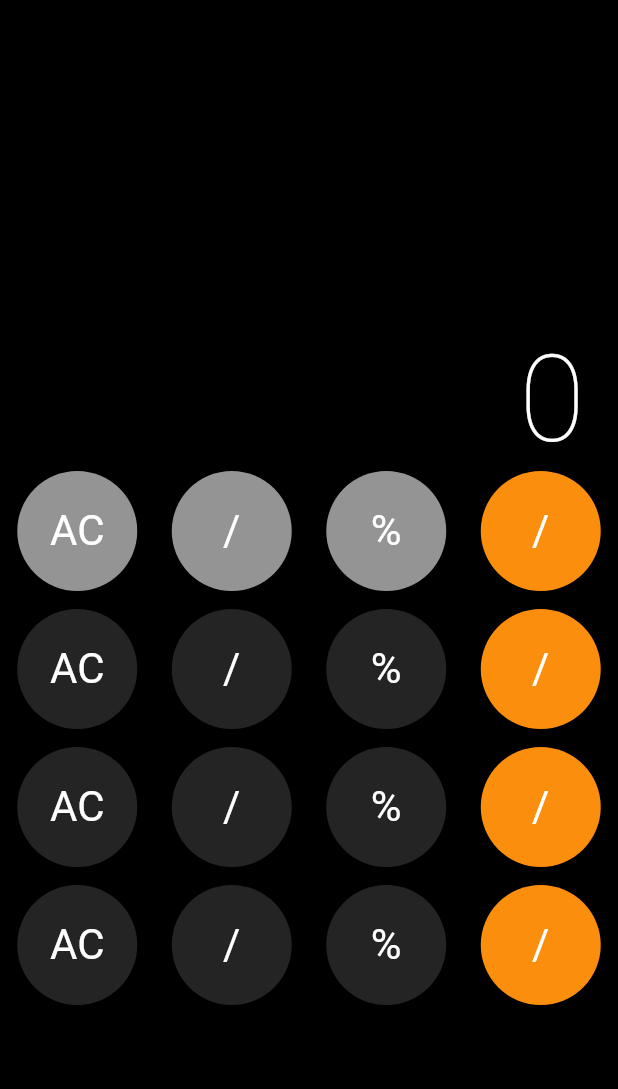
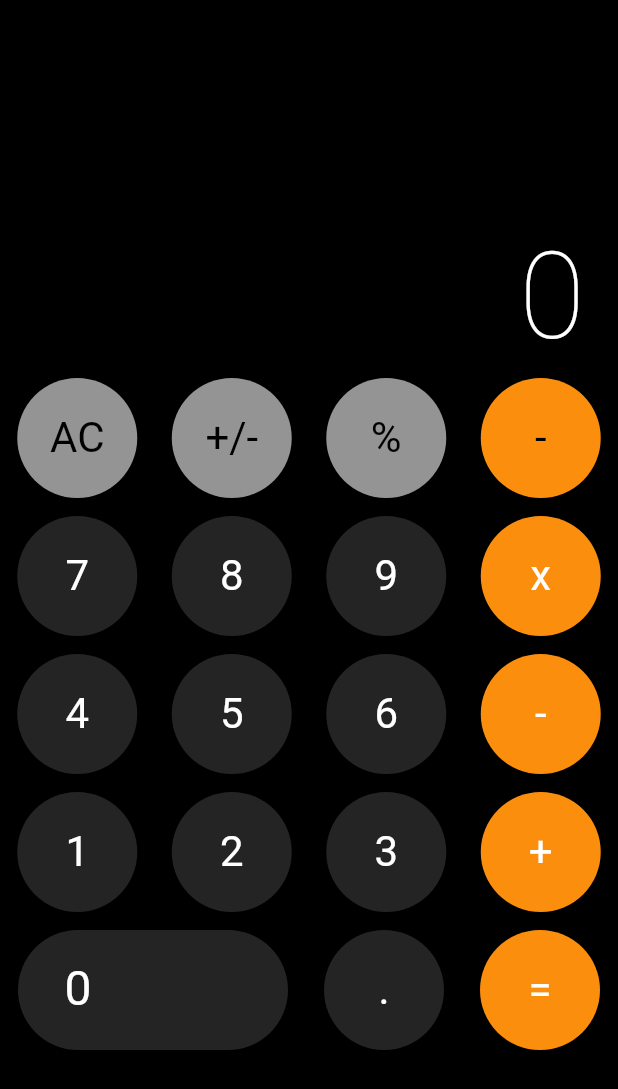
Before and after one commit to Indy-Toronto/ios_calculator, a Flutter app: the screen it shows after launch, on a phone screen of 412 x 824 dp. Shown: the top 1089 px of the screen. Run offline on Flutter 3.47's test engine with Material 2 defaults, Android fonts, the phone set to English and light mode, and no system bars.

Commit message:
App Completed

```diff
--- a/lib/button.dart
+++ b/lib/button.dart
@@ -1,16 +1,17 @@
 // External imports
-// ignore_for_file: prefer_const_constructors, use_key_in_widget_constructors
+// ignore_for_file: prefer_const_constructors, use_key_in_widget_constructors, must_be_immutable
 
 import 'package:flutter/material.dart';
 
 class Button extends StatelessWidget {
   Color buttonColor;
   String buttonCentre;
+  Color textColor;
 
-  Button({
-    required this.buttonColor,
-    required this.buttonCentre,
-  });
+  Button(
+      {required this.buttonColor,
+      required this.buttonCentre,
+      required this.textColor});
   @override
   Widget build(BuildContext context) {
     return Container(
@@ -22,7 +23,7 @@ class Button extends StatelessWidget {
         buttonCentre,
         style: TextStyle(
           fontSize: 28,
-          color: Colors.white,
+          color: textColor,
         ),
       )),
     );
--- a/lib/buttonsline.dart
+++ b/lib/buttonsline.dart
@@ -1,4 +1,4 @@
-// ignore_for_file: use_key_in_widget_constructors, prefer_const_constructors
+// ignore_for_file: use_key_in_widget_constructors, prefer_const_constructors, must_be_immutable
 // External imports.
 import 'package:flutter/material.dart';
 
@@ -11,14 +11,24 @@ class ButtonLine extends StatelessWidget {
   Color buttonTwo;
   Color buttonThree;
   Color buttonFour;
-  String? number;
+  String number1;
+  String number2;
+  String number3;
+  String number4;
+  Color fontColor;
 
   ButtonLine(
       {required this.buttonOne,
       required this.buttonTwo,
       required this.buttonThree,
       required this.buttonFour,
-      this.number});
+      required this.number1,
+      required this.number2,
+      required this.number3,
+      required this.number4,
+      required this.fontColor});
+
+
 
   @override
   Widget build(BuildContext context) {
@@ -28,19 +38,23 @@ class ButtonLine extends StatelessWidget {
           mainAxisAlignment: MainAxisAlignment.spaceAround,
           children: [
             Button(
-              buttonCentre: "AC",
+              textColor: fontColor,
+              buttonCentre: number1,
               buttonColor: buttonOne,
             ),
             Button(
-              buttonCentre: "/",
+              textColor: fontColor,
+              buttonCentre: number2,
               buttonColor: buttonTwo,
             ),
             Button(
-              buttonCentre: "%",
+              textColor: fontColor,
+              buttonCentre: number3,
               buttonColor: buttonThree,
             ),
             Button(
-              buttonCentre: "/",
+              textColor: fontColor,
+              buttonCentre: number4,
               buttonColor: buttonFour,
             ),
           ],
--- /dev/null
+++ b/lib/lastline.dart
@@ -0,0 +1,63 @@
+// External imports
+// ignore_for_file: use_key_in_widget_constructors, prefer_const_constructors
+
+import 'package:flutter/material.dart';
+import 'package:ios_calculator/buttoncolors.dart';
+
+// Internal imports.
+import 'button.dart';
+
+class LastProblem extends StatelessWidget {
+  Color buttonColor;
+  String buttonCentre;
+  Color textColor;
+
+  LastProblem(
+      {required this.buttonColor,
+      required this.buttonCentre,
+      required this.textColor});
+  @override
+  Widget build(BuildContext context) {
+    return Row(
+      mainAxisAlignment: MainAxisAlignment.spaceAround,
+      children: [
+        Padding(
+          padding: const EdgeInsets.only(
+            left: 0.0,
+          ),
+          child: Container(
+              decoration: BoxDecoration(
+                  borderRadius: BorderRadius.all(
+                    Radius.circular(100),
+                  ),
+                  color: buttonColor),
+              height: 80,
+              width: 180,
+              child: Padding(
+                padding: const EdgeInsets.only(
+                  left: 31.0,
+                  top: 20.0,
+                ),
+                child: Text(
+                  buttonCentre,
+                  style: TextStyle(
+                    fontSize: 32,
+                    color: textColor,
+                  ),
+                ),
+              )),
+        ),
+        Button(
+          buttonCentre: ".",
+          buttonColor: black,
+          textColor: Colors.white,
+        ),
+        Button(
+          buttonCentre: "=",
+          buttonColor: orange,
+          textColor: Colors.white,
+        )
+      ],
+    );
+  }
+}
--- a/lib/main.dart
+++ b/lib/main.dart
@@ -2,6 +2,7 @@
 // External imports.
 import 'package:flutter/cupertino.dart';
 import 'package:flutter/material.dart';
+import 'package:ios_calculator/lastline.dart';
 
 // Internal imports
 import 'buttonsline.dart';
@@ -14,7 +15,7 @@ void main(List<String> args) {
 class Calculator extends StatelessWidget {
   @override
   Widget build(BuildContext context) {
-    return CupertinoApp(
+    return MaterialApp(
       debugShowCheckedModeBanner: false,
       home: MyHomePage(),
     );
@@ -25,14 +26,19 @@ class MyHomePage extends StatelessWidget {
   @override
   Widget build(BuildContext context) {
     return Scaffold(
+      appBar: AppBar(
+        backgroundColor: Colors.black,
+        elevation: 0,
+      ),
       backgroundColor: Colors.black,
       body: Column(
         children: [
           SizedBox(
-            height: 220,
+            height: 95,
           ),
           Padding(
             padding: const EdgeInsets.only(
+              bottom: 7.0,
               right: 22,
             ),
             child: Container(
@@ -49,32 +55,53 @@ class MyHomePage extends StatelessWidget {
             ),
           ),
           ButtonLine(
-            number: "2",
+            fontColor: Colors.black,
+            number1: "AC",
+            number2: "+/-",
+            number3: "%",
+            number4: "-",
             buttonOne: grey,
             buttonTwo: grey,
             buttonThree: grey,
             buttonFour: orange,
           ),
           ButtonLine(
-            number: "4",
+            fontColor: Colors.white,
+            number1: "7",
+            number2: "8",
+            number3: "9",
+            number4: "x",
             buttonOne: black,
             buttonTwo: black,
             buttonThree: black,
             buttonFour: orange,
           ),
           ButtonLine(
-            number: "6",
+            fontColor: Colors.white,
+            number1: "4",
+            number2: "5",
+            number3: "6",
+            number4: "-",
             buttonOne: black,
             buttonTwo: black,
             buttonThree: black,
             buttonFour: orange,
           ),
           ButtonLine(
-            number: "8",
+            fontColor: Colors.white,
+            number1: "1",
+            number2: "2",
+            number3: "3",
+            number4: "+",
             buttonOne: black,
             buttonTwo: black,
             buttonThree: black,
             buttonFour: orange,
+          ),
+          LastProblem(
+            buttonCentre: "0",
+            textColor: Colors.white,
+            buttonColor: black,
           )
         ],
       ),
```
